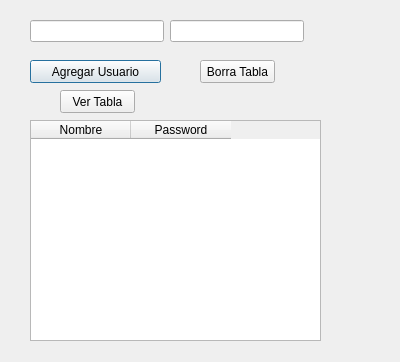
Before: the Qt Designer form tercerdialog.ui in Adrianclub/AppTrabajoFinal_EDI, drawn with Qt 5.
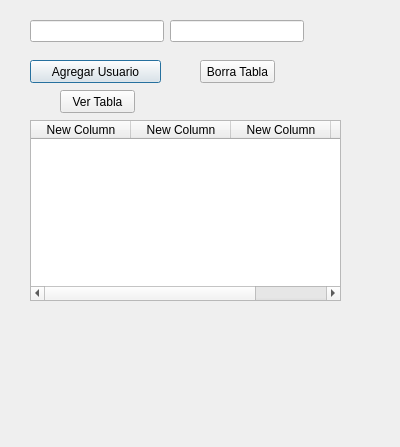
After: the same form once the commit is applied.

Patch:
```diff
--- a/tercerdialog.ui
+++ b/tercerdialog.ui
@@ -7,7 +7,7 @@
     <x>0</x>
     <y>0</y>
     <width>400</width>
-    <height>362</height>
+    <height>447</height>
    </rect>
   </property>
   <property name="windowTitle">
@@ -31,21 +31,28 @@
     <rect>
      <x>30</x>
      <y>120</y>
-     <width>291</width>
-     <height>221</height>
+     <width>311</width>
+     <height>181</height>
     </rect>
    </property>
-   <attribute name="verticalHeaderVisible">
-    <bool>false</bool>
-   </attribute>
    <column>
     <property name="text">
-     <string>Nombre</string>
+     <string>New Column</string>
     </property>
    </column>
    <column>
     <property name="text">
-     <string>Password</string>
+     <string>New Column</string>
+    </property>
+   </column>
+   <column>
+    <property name="text">
+     <string>New Column</string>
+    </property>
+   </column>
+   <column>
+    <property name="text">
+     <string>New Column</string>
     </property>
    </column>
   </widget>
```
